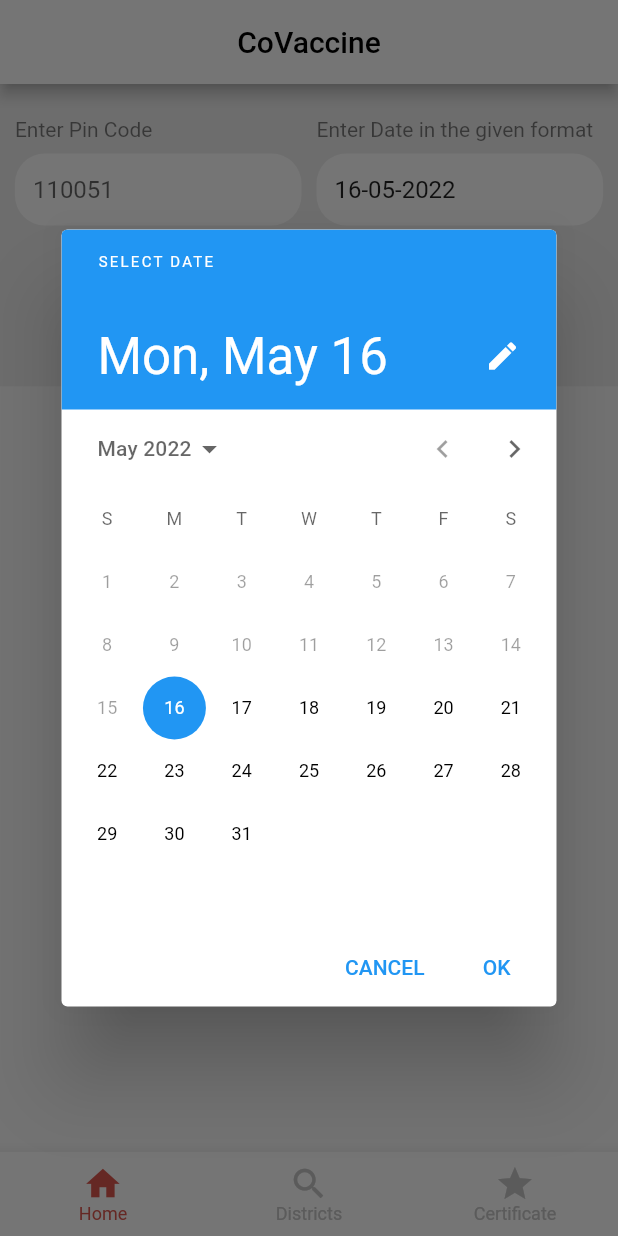
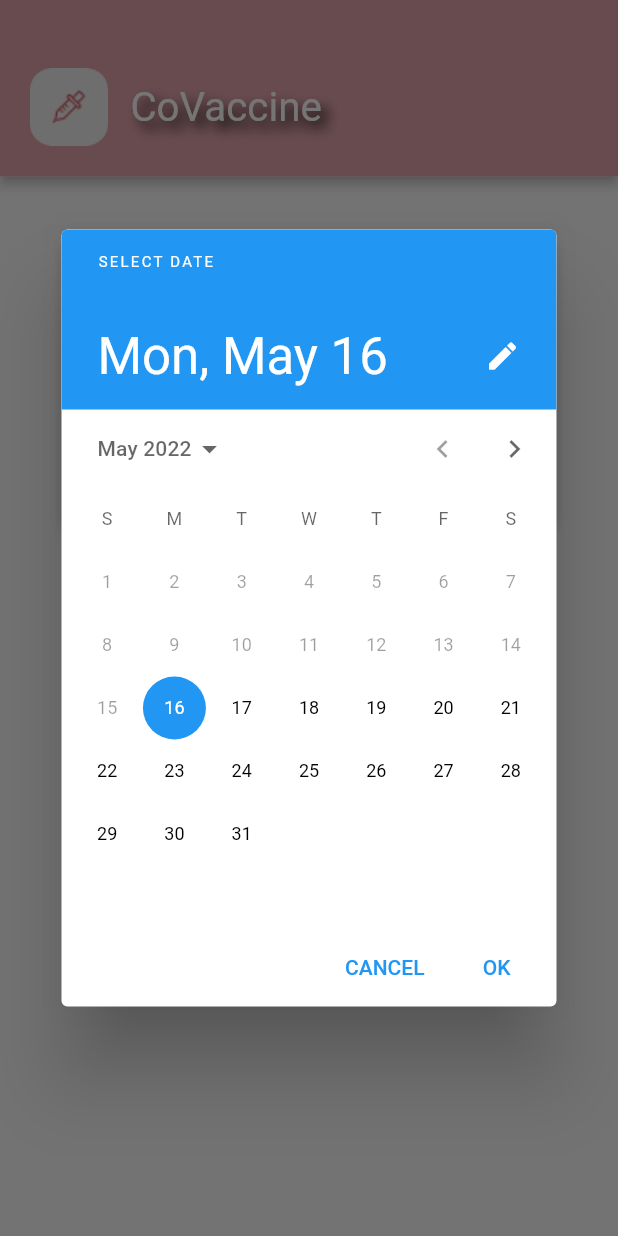
Before and after one commit to sidB67/CoVaccine, a Flutter app: the screen it shows after launch, after a tap on an icon or button, on a phone screen of 412 x 824 dp. Run offline on Flutter 3.47's test engine with Material 2 defaults, Android fonts, the phone set to English and light mode, and no system bars; our stand-ins replace google_fonts, open_file, shared_preferences.

Commit message:
added datepicker in newUI

```diff
--- a/lib/UI/new_homepage.dart
+++ /dev/null
@@ -1,45 +0,0 @@
-import 'package:covaccine/UI/size_config.dart';
-import 'package:flutter/material.dart';
-import 'package:google_fonts/google_fonts.dart';
-
-class NewHomepage extends StatefulWidget {
-  const NewHomepage({Key? key}) : super(key: key);
-
-  @override
-  State<NewHomepage> createState() => _NewHomepageState();
-}
-
-class _NewHomepageState extends State<NewHomepage> {
-  @override
-  Widget build(BuildContext context) {
-    SizeConfig().init(context);
-    return Scaffold(
-      appBar: AppBar(
-        leading: Container(
-            margin: EdgeInsets.only(left: 20),
-            decoration: BoxDecoration(
-              borderRadius: BorderRadius.circular(14),
-              image: DecorationImage(
-                image: AssetImage('asset/logo.png'),
-                fit: BoxFit.cover,
-              ),
-            )),
-        backgroundColor: Color(0xffE2A4AC),
-        title: Text(
-          'CoVaccine',
-          style: GoogleFonts.roboto(
-            color: Colors.white,
-            fontSize: SizeConfig.safeBlockVertical * 24,
-            shadows: [
-              Shadow(
-                blurRadius: 10.0,
-                color: Colors.black,
-                offset: Offset(5.0, 5.0),
-              ),
-            ],
-          ),
-        ),
-      ),
-    );
-  }
-}
--- /dev/null
+++ b/lib/UI/new_homepage/backgroundcard.dart
@@ -0,0 +1,36 @@
+import 'package:flutter/material.dart';
+
+import '../size_config.dart';
+
+class BackgroundCard extends StatelessWidget {
+  const BackgroundCard(
+      {Key? key,
+      required this.child,
+      this.height,
+      required this.topMargin,
+      this.width})
+      : super(key: key);
+  final width;
+  final height;
+  final double topMargin;
+  final Widget child;
+  @override
+  Widget build(BuildContext context) {
+    return Container(
+      margin: EdgeInsets.only(top: topMargin, left: 20, right: 20),
+      width: SizeConfig.safeBlockHorizontal * width,
+      height: SizeConfig.safeBlockVertical * height,
+      decoration: BoxDecoration(
+        color: Color(0xffF3F2F2),
+        borderRadius: BorderRadius.circular(16),
+        boxShadow: [
+          BoxShadow(
+              color: Colors.black.withOpacity(0.15),
+              blurRadius: 5,
+              spreadRadius: 4),
+        ],
+      ),
+      child: child,
+    );
+  }
+}
--- /dev/null
+++ b/lib/UI/new_homepage/customappbar.dart
@@ -0,0 +1,54 @@
+import 'package:flutter/material.dart';
+import 'package:google_fonts/google_fonts.dart';
+
+import '../size_config.dart';
+
+class CustomAppBar extends StatelessWidget {
+  const CustomAppBar({
+    Key? key,
+  }) : super(key: key);
+
+  @override
+  Widget build(BuildContext context) {
+    return Material(
+      elevation: 3,
+      child: Container(
+        padding: EdgeInsets.only(left: 20, top: 25),
+        width: double.infinity,
+        height: SizeConfig.safeBlockVertical * 105,
+        color: Color(0xffE2A4AC),
+        child: Row(
+          children: [
+            Container(
+                width: 52,
+                height: 52,
+                decoration: BoxDecoration(
+                  borderRadius: BorderRadius.circular(14),
+                  image: DecorationImage(
+                    image: AssetImage('asset/logo.png'),
+                    fit: BoxFit.cover,
+                  ),
+                )),
+            SizedBox(
+              width: SizeConfig.safeBlockHorizontal * 15,
+            ),
+            Text(
+              'CoVaccine',
+              style: GoogleFonts.roboto(
+                color: Colors.white,
+                fontSize: SizeConfig.safeBlockVertical * 24,
+                shadows: [
+                  Shadow(
+                    blurRadius: 10.0,
+                    color: Colors.black,
+                    offset: Offset(5.0, 5.0),
+                  ),
+                ],
+              ),
+            ),
+          ],
+        ),
+      ),
+    );
+  }
+}
--- /dev/null
+++ b/lib/UI/new_homepage/datecard.dart
@@ -0,0 +1,92 @@
+import 'package:covaccine/UI/size_config.dart';
+import 'package:flutter/material.dart';
+import 'package:google_fonts/google_fonts.dart';
+import 'package:intl/intl.dart';
+
+import 'backgroundcard.dart';
+
+class DateCard extends StatefulWidget {
+  DateCard({Key? key, required this.date}) : super(key: key);
+  String date;
+  @override
+  State<DateCard> createState() => _DateCardState();
+}
+
+class _DateCardState extends State<DateCard> {
+  var formatter = DateFormat('dd-MM-yyyy');
+
+  int year = 2021;
+  @override
+  void initState() {
+    widget.date = formatter.format(DateTime.now());
+    year = int.parse(formatter.format(DateTime.now()).split('-').last);
+    super.initState();
+  }
+
+  void _pickDateDialog() {
+    showDatePicker(
+            context: context,
+            initialDate: DateTime.now(),
+            //which date will display when user open the picker
+            firstDate: DateTime.now(),
+            //what will be the previous supported year in picker
+            lastDate: DateTime(year + 1)
+            //what will be the up to supported date in picker
+            )
+        .then((pickedDate) {
+      //then usually do the future job
+      if (pickedDate == null) {
+        //if user tap cancel then this function will stop
+        return;
+      }
+      setState(() {
+        //for rebuilding the ui
+        widget.date = formatter.format(pickedDate);
+        print(widget.date);
+      });
+    });
+  }
+
+  @override
+  Widget build(BuildContext context) {
+    return BackgroundCard(
+      height: 174,
+      width: 324,
+      topMargin: 44,
+      child: Column(
+        crossAxisAlignment: CrossAxisAlignment.start,
+        children: [
+          Container(
+            margin: EdgeInsets.only(top: 35, left: 30),
+            height: 23,
+            child: Text(
+              'Select Preffered Date',
+              style: GoogleFonts.roboto(
+                  fontSize: 20,
+                  color: Colors.black,
+                  fontWeight: FontWeight.w500),
+            ),
+          ),
+          GestureDetector(
+            onTap: _pickDateDialog,
+            child: Container(
+                width: SizeConfig.safeBlockHorizontal * 266,
+                height: SizeConfig.safeBlockVertical * 51,
+                margin:
+                    EdgeInsets.only(left: 30, right: 24, top: 35, bottom: 30),
+                padding: EdgeInsets.only(left: 38),
+                decoration: BoxDecoration(
+                  color: Color(0xffD7D7D7),
+                  borderRadius: BorderRadius.circular(8),
+                ),
+                alignment: Alignment.centerLeft,
+                child: Text(
+                  '${widget.date}',
+                  style: TextStyle(fontSize: 16),
+                )),
+          ),
+        ],
+      ),
+    );
+  }
+}
--- /dev/null
+++ b/lib/UI/new_homepage/new_homepage.dart
@@ -0,0 +1,39 @@
+import 'package:covaccine/UI/size_config.dart';
+import 'package:flutter/material.dart';
+import 'package:google_fonts/google_fonts.dart';
+
+import 'backgroundcard.dart';
+import 'customappbar.dart';
+import 'datecard.dart';
+
+class NewHomepage extends StatefulWidget {
+  const NewHomepage({Key? key}) : super(key: key);
+
+  @override
+  State<NewHomepage> createState() => _NewHomepageState();
+}
+
+class _NewHomepageState extends State<NewHomepage> {
+  String date = '';
+  @override
+  Widget build(BuildContext context) {
+    SizeConfig().init(context);
+    return Scaffold(
+      body: Column(
+        children: [
+          CustomAppBar(),
+          Expanded(
+              child: SingleChildScrollView(
+            child: Column(
+              children: [
+                DateCard(
+                  date: date,
+                )
+              ],
+            ),
+          ))
+        ],
+      ),
+    );
+  }
+}
--- a/lib/main.dart
+++ b/lib/main.dart
@@ -4,7 +4,7 @@ import 'package:covaccine/UI/district.dart';
 import 'package:covaccine/UI/enterotp.dart';
 import 'package:covaccine/UI/homepage.dart';
 import 'package:covaccine/UI/loadingScreen.dart';
-import 'package:covaccine/UI/new_homepage.dart';
+import 'package:covaccine/UI/new_homepage/new_homepage.dart';
 import 'package:covaccine/providers/auth.dart';
 import 'package:covaccine/providers/sessionsData.dart';
 import 'package:flutter/material.dart';
@@ -40,7 +40,7 @@ class MyApp extends StatelessWidget {
           'loading-page': (ctx) => LoadingScreen(),
           'new-homepage': (ctx) => NewHomepage(),
         },
-        initialRoute: 'loading-page',
+        initialRoute: 'new-homepage',
       ),
     );
   }
```
